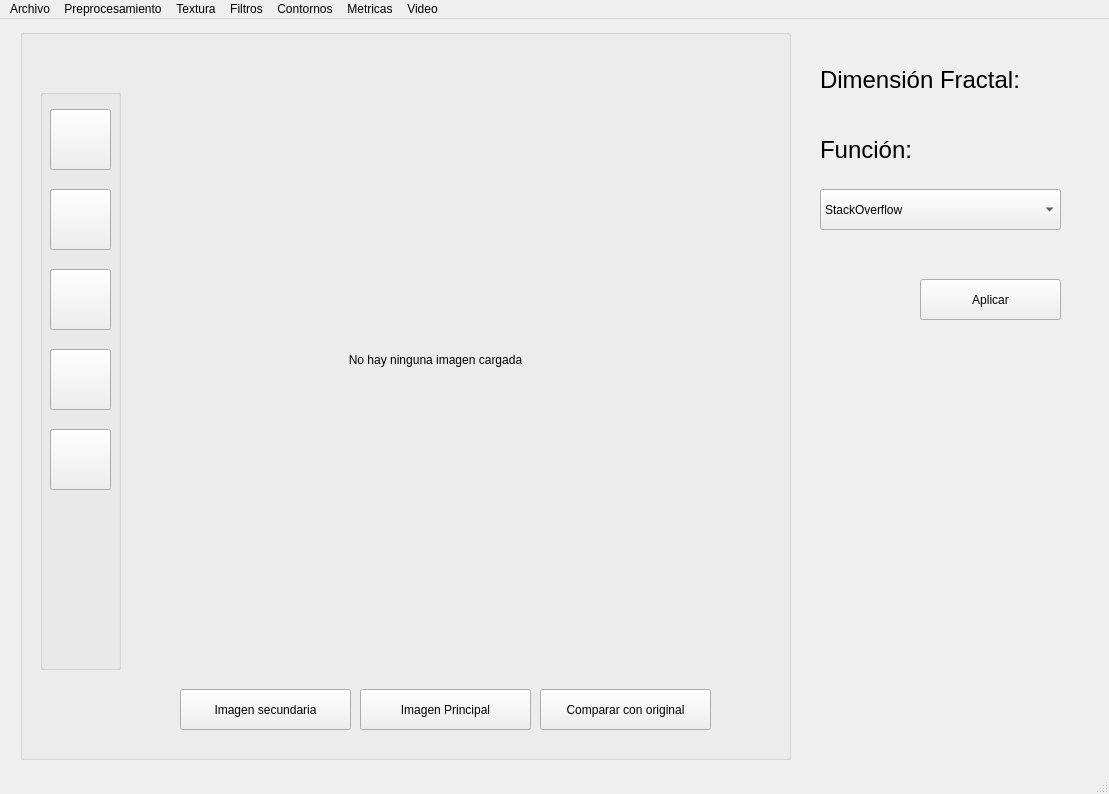
Qt form main_window.ui (arodriguez1415/PF-SECRET) before a commit.
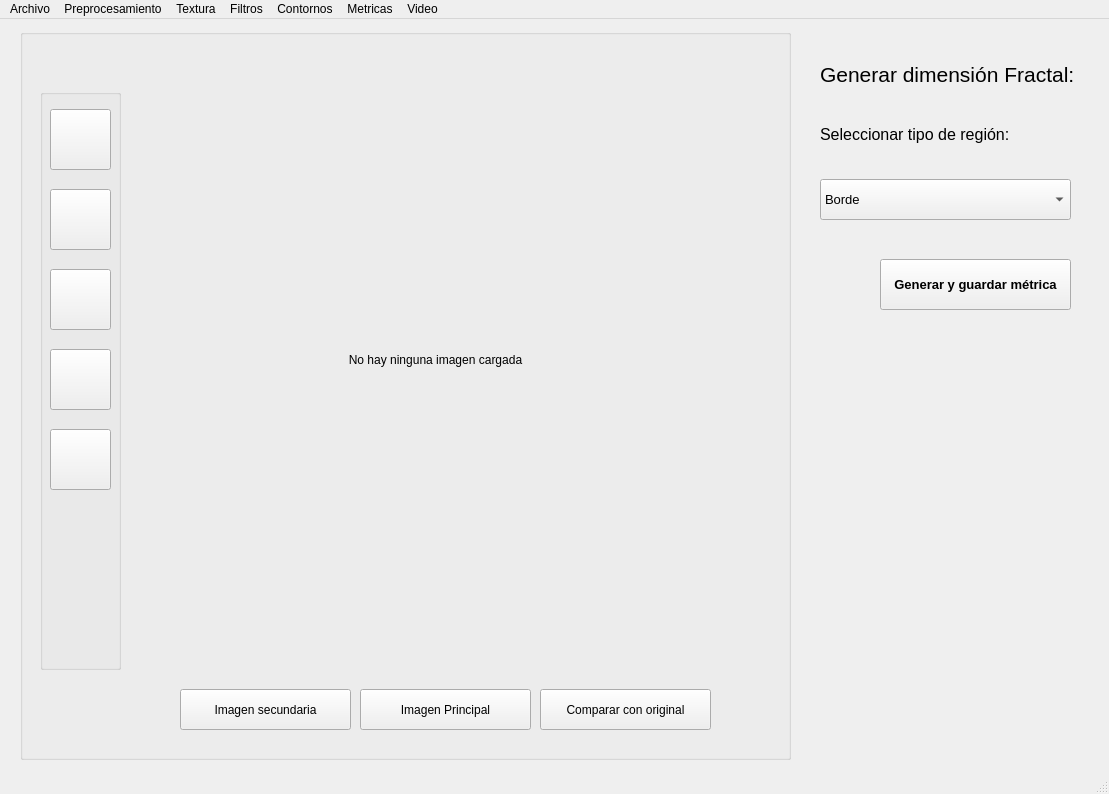
The same form after that commit.

Commit message: fractal dimension save init

What changed in the file:
```diff
--- a/main_window.ui
+++ b/main_window.ui
@@ -170,7 +170,7 @@
      </rect>
     </property>
     <property name="currentIndex">
-     <number>5</number>
+     <number>8</number>
     </property>
     <widget class="QWidget" name="blank_page"/>
     <widget class="QWidget" name="anisotropic_filter_options">
@@ -1320,6 +1320,94 @@
       </property>
      </widget>
     </widget>
+    <widget class="QWidget" name="generate_fractal_dimension_metrics_options">
+     <widget class="QLabel" name="generate_fractal_dimension_metrics_title">
+      <property name="geometry">
+       <rect>
+        <x>20</x>
+        <y>30</y>
+        <width>261</width>
+        <height>51</height>
+       </rect>
+      </property>
+      <property name="font">
+       <font>
+        <pointsize>16</pointsize>
+       </font>
+      </property>
+      <property name="text">
+       <string>Generar dimensión Fractal:</string>
+      </property>
+     </widget>
+     <widget class="QLabel" name="generate_fractal_dimension_metrics_region_label">
+      <property name="geometry">
+       <rect>
+        <x>20</x>
+        <y>90</y>
+        <width>261</width>
+        <height>51</height>
+       </rect>
+      </property>
+      <property name="font">
+       <font>
+        <pointsize>12</pointsize>
+       </font>
+      </property>
+      <property name="text">
+       <string>Seleccionar tipo de región:</string>
+      </property>
+     </widget>
+     <widget class="QComboBox" name="generate_fractal_dimension_metrics_region_combobox">
+      <property name="geometry">
+       <rect>
+        <x>20</x>
+        <y>160</y>
+        <width>251</width>
+        <height>41</height>
+       </rect>
+      </property>
+      <property name="font">
+       <font>
+        <pointsize>10</pointsize>
+       </font>
+      </property>
+      <item>
+       <property name="text">
+        <string>Borde</string>
+       </property>
+      </item>
+      <item>
+       <property name="text">
+        <string>PeriNuclear</string>
+       </property>
+      </item>
+      <item>
+       <property name="text">
+        <string>Nuclear</string>
+       </property>
+      </item>
+     </widget>
+     <widget class="QPushButton" name="generate_fractal_dimension_metrics_apply_button">
+      <property name="geometry">
+       <rect>
+        <x>80</x>
+        <y>240</y>
+        <width>191</width>
+        <height>51</height>
+       </rect>
+      </property>
+      <property name="font">
+       <font>
+        <pointsize>10</pointsize>
+        <weight>75</weight>
+        <bold>true</bold>
+       </font>
+      </property>
+      <property name="text">
+       <string>Generar y guardar métrica</string>
+      </property>
+     </widget>
+    </widget>
     <widget class="QWidget" name="plot_metrics_options">
      <widget class="QPushButton" name="plot_metrics_generate_button">
       <property name="geometry">
```
Left out of the diff: 6 changed lines with no effect on the pictures. The commit also changes 6 other files.
